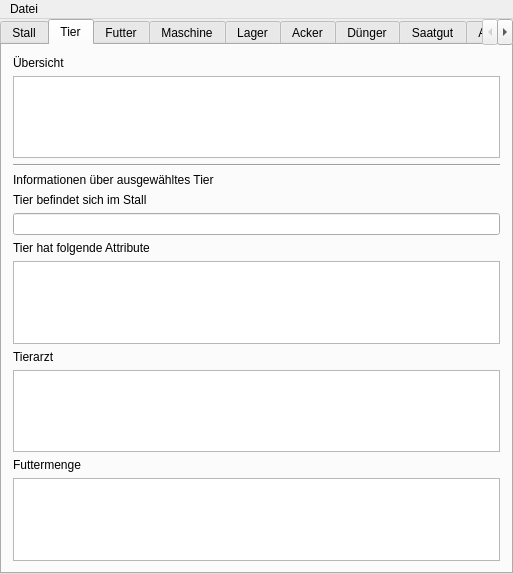
Old version of the form DBS-Bauer/MainWindow.ui in the repository t-script/DBS-Bauer.
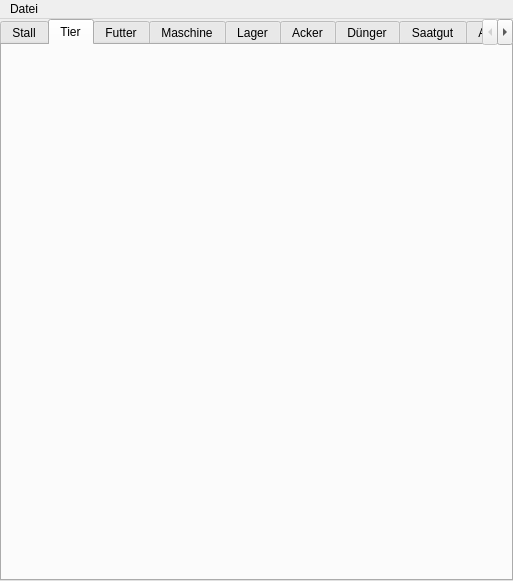
New version of the form. The open tabs and pages were chosen to show the change. Custom widgets are drawn as their Qt base class.

Diff of the .ui file:
```diff
--- a/DBS-Bauer/MainWindow.ui
+++ b/DBS-Bauer/MainWindow.ui
@@ -7,7 +7,7 @@
     <x>0</x>
     <y>0</y>
     <width>513</width>
-    <height>568</height>
+    <height>581</height>
    </rect>
   </property>
   <property name="windowTitle">
@@ -90,72 +90,7 @@
        <attribute name="title">
         <string>Tier</string>
        </attribute>
-       <layout class="QVBoxLayout" name="verticalLayout_2">
-        <item>
-         <widget class="QLabel" name="label_3">
-          <property name="text">
-           <string>Übersicht</string>
-          </property>
-         </widget>
-        </item>
-        <item>
-         <widget class="QTableView" name="tableTier"/>
-        </item>
-        <item>
-         <widget class="Line" name="line">
-          <property name="orientation">
-           <enum>Qt::Horizontal</enum>
-          </property>
-         </widget>
-        </item>
-        <item>
-         <widget class="QLabel" name="label_4">
-          <property name="text">
-           <string>Informationen über ausgewähltes Tier</string>
-          </property>
-         </widget>
-        </item>
-        <item>
-         <widget class="QLabel" name="label_5">
-          <property name="text">
-           <string>Tier befindet sich im Stall</string>
-          </property>
-         </widget>
-        </item>
-        <item>
-         <widget class="QLineEdit" name="lineStall"/>
-        </item>
-        <item>
-         <widget class="QLabel" name="label_6">
-          <property name="text">
-           <string>Tier hat folgende Attribute</string>
-          </property>
-         </widget>
-        </item>
-        <item>
-         <widget class="QTableView" name="tableAttribute"/>
-        </item>
-        <item>
-         <widget class="QLabel" name="label_7">
-          <property name="text">
-           <string>Tierarzt </string>
-          </property>
-         </widget>
-        </item>
-        <item>
-         <widget class="QTableView" name="tableArzt"/>
-        </item>
-        <item>
-         <widget class="QLabel" name="label_9">
-          <property name="text">
-           <string>Futtermenge</string>
-          </property>
-         </widget>
-        </item>
-        <item>
-         <widget class="QTableView" name="tableFutterTier"/>
-        </item>
-       </layout>
+       <layout class="QVBoxLayout" name="verticalLayout_2"/>
       </widget>
       <widget class="QWidget" name="Futter">
        <attribute name="title">
@@ -309,7 +244,7 @@
         </item>
        </layout>
       </widget>
-      <widget class="QWidget" name="Dunger">
+      <widget class="DuengerWidget" name="Duenger">
        <attribute name="title">
         <string>Dünger</string>
        </attribute>
@@ -463,6 +398,62 @@
   </action>
  </widget>
  <layoutdefault spacing="6" margin="11"/>
+ <customwidgets>
+  <customwidget>
+   <class>StallWidget</class>
+   <extends>QWidget</extends>
+   <header>stallwidget.h</header>
+   <container>1</container>
+  </customwidget>
+  <customwidget>
+   <class>TierWidget</class>
+   <extends>QWidget</extends>
+   <header>tierwidget.h</header>
+   <container>1</container>
+  </customwidget>
+  <customwidget>
+   <class>MaschineWidget</class>
+   <extends>QWidget</extends>
+   <header>maschinewidget.h</header>
+   <container>1</container>
+  </customwidget>
+  <customwidget>
+   <class>FutterWidget</class>
+   <extends>QWidget</extends>
+   <header>futterwidget.h</header>
+   <container>1</container>
+  </customwidget>
+  <customwidget>
+   <class>LagerWidget</class>
+   <extends>QWidget</extends>
+   <header>lagerwidget.h</header>
+   <container>1</container>
+  </customwidget>
+  <customwidget>
+   <class>AckerWidget</class>
+   <extends>QWidget</extends>
+   <header>ackerwidget.h</header>
+   <container>1</container>
+  </customwidget>
+  <customwidget>
+   <class>DuengerWidget</class>
+   <extends>QWidget</extends>
+   <header>duengerwidget.h</header>
+   <container>1</container>
+  </customwidget>
+  <customwidget>
+   <class>SaatgutWidget</class>
+   <extends>QWidget</extends>
+   <header>saatgutwidget.h</header>
+   <container>1</container>
+  </customwidget>
+  <customwidget>
+   <class>AngestellterWidget</class>
+   <extends>QWidget</extends>
+   <header>angestellterwidget.h</header>
+   <container>1</container>
+  </customwidget>
+ </customwidgets>
  <resources/>
  <connections/>
 </ui>
```
Left out of the diff: 272 changed lines with no effect on the pictures.
